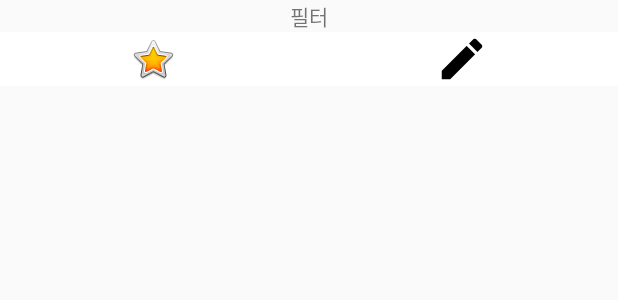
After one commit to teamyummy/Forkit-android, an Android app: the layout dialog_filter.xml on its own in the app's theme, with its tools: preview values and no code run, on a phone screen of 412 x 824 dp. The commit adds this screen. Shown: the top 300 px of the screen. Run offline under Robolectric (Android 15) with nearby library versions, the phone set to English and light mode, and no system bars.

Commit message:
update 2016.12.01

```diff
--- a/app/src/main/java/com/yummyteam/fastcampus/forkit/main/EateryListFragment.java
+++ b/app/src/main/java/com/yummyteam/fastcampus/forkit/main/EateryListFragment.java
@@ -6,12 +6,16 @@ import android.support.v4.app.Fragment;
 import android.support.v7.widget.LinearLayoutManager;
 import android.support.v7.widget.RecyclerView;
 import android.view.LayoutInflater;
+import android.view.Menu;
+import android.view.MenuInflater;
 import android.view.View;
 import android.view.ViewGroup;
 
 import com.yummyteam.fastcampus.forkit.R;
 
 import java.util.ArrayList;
+
+import static android.os.Build.VERSION_CODES.M;
 
 
 /**
@@ -66,4 +70,5 @@ public class EateryListFragment extends Fragment {
 
     }
 
+
 }
--- /dev/null
+++ b/app/src/main/res/layout/dialog_filter.xml
@@ -0,0 +1,47 @@
+<?xml version="1.0" encoding="utf-8"?>
+<LinearLayout xmlns:android="http://schemas.android.com/apk/res/android"
+    xmlns:app="http://schemas.android.com/apk/res-auto"
+    xmlns:tools="http://schemas.android.com/tools"
+    android:layout_width="match_parent"
+    android:layout_height="wrap_content"
+    android:orientation="vertical">
+
+    <TextView
+        android:id="@+id/textView"
+        android:layout_width="match_parent"
+        android:layout_height="wrap_content"
+        android:layout_weight="1"
+        android:gravity="center"
+        android:text="필터" />
+
+    <LinearLayout
+        android:layout_width="match_parent"
+        android:layout_height="match_parent"
+        android:layout_weight="1"
+        android:orientation="horizontal">
+
+        <ImageButton
+            android:id="@+id/imageButton2"
+            android:layout_width="wrap_content"
+            android:layout_height="match_parent"
+            android:layout_weight="1"
+            android:background="@color/cardview_light_background"
+            app:srcCompat="@android:drawable/btn_star_big_on" />
+
+        <ImageButton
+            android:id="@+id/imageButton"
+            android:layout_width="wrap_content"
+            android:layout_height="wrap_content"
+            android:layout_weight="1"
+            android:background="@color/cardview_light_background"
+            app:srcCompat="@mipmap/ic_create_black_36dp" />
+
+
+    </LinearLayout>
+
+    <ViewFlipper
+        android:layout_width="match_parent"
+        android:layout_height="match_parent"
+        android:layout_weight="1" />
+
+</LinearLayout>
--- a/app/src/main/res/values/styles.xml
+++ b/app/src/main/res/values/styles.xml
@@ -1,7 +1,7 @@
 <resources>
 
     <!-- Base application theme. -->
-    <style name="AppTheme" parent="Theme.AppCompat.Light.DarkActionBar">
+    <style name="AppTheme" parent="Theme.AppCompat.DayNight.DarkActionBar">
         <!-- Customize your theme here. -->
         <item name="colorPrimary">@color/colorPrimary</item>
         <item name="colorPrimaryDark">@color/colorPrimaryDark</item>
```
Also changed, not shown: app/src/main/java/com/yummyteam/fastcampus/forkit/main/Sample.java (+13 -1 lines), app/src/main/res/layout/fragment_eatery_list.xml (+0 -36 lines), app/src/main/res/menu/actionbarmenu.xml (added, +19 -0 lines), app/src/main/res/mipmap-hdpi/ic_create_black_36dp.png (added).
